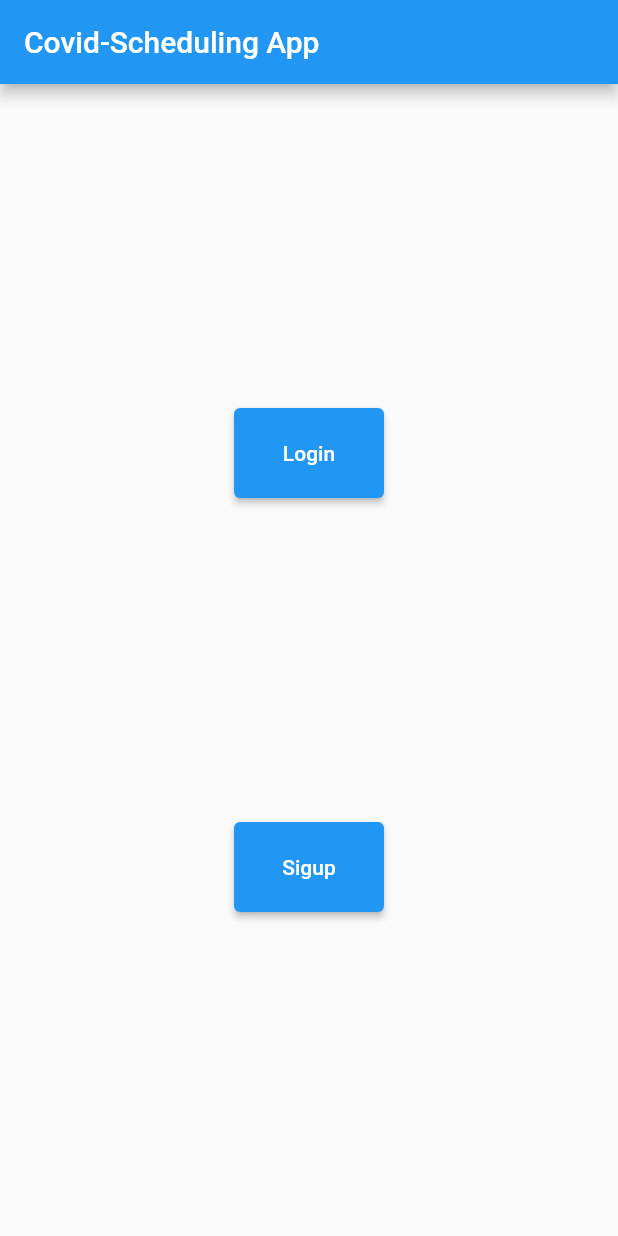
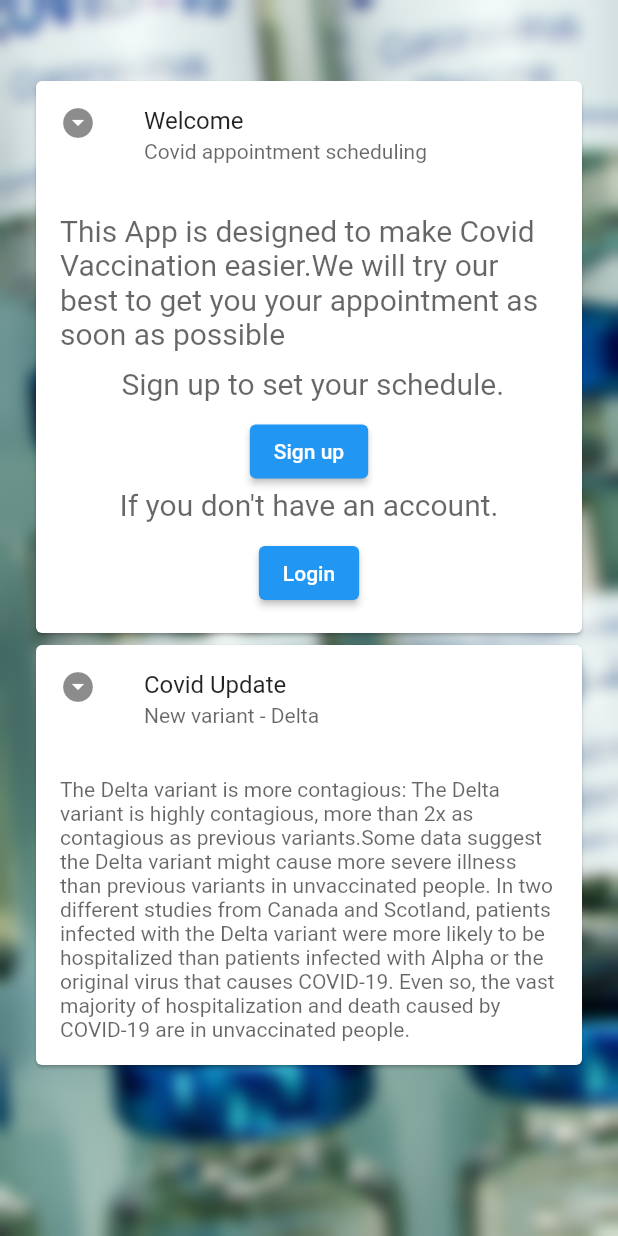
Before and after one commit to biruktesfu/covid_vaccination, a Flutter app: the screen it shows after launch, on a phone screen of 412 x 824 dp. Run offline on Flutter 3.47's test engine with Material 2 defaults, Android fonts, the light colour scheme and no system bars; our stand-ins replace flutter_bloc.

Commit message:
Landing page was created

```diff
--- a/frontend/lib/main.dart
+++ b/frontend/lib/main.dart
@@ -1,3 +1,4 @@
+import 'package:covid_vaccination/page/landing_page.dart';
 import 'package:covid_vaccination/repository/authentication_repository.dart';
 import 'package:covid_vaccination/repository/auth_repo_signup.dart';
 import 'package:covid_vaccination/screens/login.dart';
@@ -6,51 +7,20 @@ import 'package:flutter/material.dart';
 import 'package:flutter_bloc/flutter_bloc.dart';
 
 void main() {
-  runApp(
-    MaterialApp(
-      title: 'Home',
-      home: FirstScreen(),
-    ),
-  );
+  runApp(MyApp());
 }
 
-class FirstScreen extends StatelessWidget {
-  const FirstScreen({Key? key}) : super(key: key);
-
+class MyApp extends StatelessWidget {
   @override
   Widget build(BuildContext context) {
-    return Scaffold(
-      appBar: AppBar(
-        title: const Text('Covid-Scheduling App'),
-      ),
-      body: Center(
-          child: Column(
-        mainAxisAlignment: MainAxisAlignment.spaceEvenly,
-        children: [
-          Container(
-            height: 60,
-            width: 100,
-            child: ElevatedButton(
-              onPressed: () {
-                Navigator.push(
-                    context, MaterialPageRoute(builder: (context) => login()));
-              },
-              child: const Text('Login'),
-            ),
-          ),
-          Container(
-            height: 60,
-            width: 100,
-            child: ElevatedButton(
-              onPressed: () {
-                Navigator.push(
-                    context, MaterialPageRoute(builder: (context) => signup()));
-              },
-              child: const Text('Sigup'),
-            ),
-          )
-        ],
-      )),
+    return MaterialApp(
+      debugShowCheckedModeBanner: false,
+      initialRoute: LandingPage.routeName,
+      routes: {
+        Login.routeName: (BuildContext context) => Signup(),
+        Signup.routeName: (BuildContext context) => Signup(),
+        LandingPage.routeName: (BuildContext context) => LandingPage(),
+      },
     );
   }
 }
--- /dev/null
+++ b/frontend/lib/page/landing_page.dart
@@ -0,0 +1,162 @@
+import 'dart:ui';
+
+import 'package:covid_vaccination/screens/login.dart';
+import 'package:covid_vaccination/screens/signup.dart';
+import 'package:flutter/material.dart';
+
+class LandingPage extends StatelessWidget {
+  static const String routeName = '/landingPage';
+
+  @override
+  Widget build(BuildContext context) {
+    return Scaffold(
+      body: Stack(children: [
+        _image(),
+        ListView(
+          padding: EdgeInsets.only(top: 50, left: 20.0, right: 20.0),
+          children: [
+            introCard(context),
+            infoCard(),
+          ],
+        ),
+      ]),
+    );
+  }
+
+  Widget introCard(BuildContext context) {
+    return Container(
+      child: Card(
+        clipBehavior: Clip.antiAlias,
+        child: Column(
+          children: [
+            ListTile(
+              leading: Icon(Icons.arrow_drop_down_circle),
+              title: const Text('Welcome'),
+              subtitle: Text(
+                'Covid appointment scheduling',
+                style: TextStyle(color: Colors.black.withOpacity(0.6)),
+              ),
+            ),
+            Padding(
+              padding: const EdgeInsets.all(16.0),
+              child: _text(context),
+            ),
+          ],
+        ),
+      ),
+    );
+  }
+
+  Widget infoCard() {
+    return Container(
+      child: Card(
+        clipBehavior: Clip.antiAlias,
+        child: Column(
+          children: [
+            ListTile(
+              leading: Icon(Icons.arrow_drop_down_circle),
+              title: const Text('Covid Update'),
+              subtitle: Text(
+                'New variant - Delta',
+                style: TextStyle(color: Colors.black.withOpacity(0.6)),
+              ),
+            ),
+            Padding(
+              padding: const EdgeInsets.all(16.0),
+              child: Text(
+                'The Delta variant is more contagious: The Delta variant is highly contagious, more than 2x as contagious as previous variants.Some data suggest the Delta variant might cause more severe illness than previous variants in unvaccinated people. In two different studies from Canada and Scotland, patients infected with the Delta variant were more likely to be hospitalized than patients infected with Alpha or the original virus that causes COVID-19. Even so, the vast majority of hospitalization and death caused by COVID-19 are in unvaccinated people.',
+                style: TextStyle(color: Colors.black.withOpacity(0.6)),
+              ),
+            ),
+          ],
+        ),
+      ),
+    );
+  }
+
+  Widget _image() {
+    return Container(
+      decoration: new BoxDecoration(
+        image: new DecorationImage(
+          image: new ExactAssetImage('assets/images/vaccine.jpg'),
+          fit: BoxFit.cover,
+        ),
+      ),
+      child: new BackdropFilter(
+        filter: new ImageFilter.blur(sigmaX: 5.0, sigmaY: 5.0),
+        child: new Container(
+          decoration: new BoxDecoration(color: Colors.white.withOpacity(0.0)),
+        ),
+      ),
+    );
+  }
+
+  Widget _text(BuildContext context) {
+    final textStyle =
+        TextStyle(fontSize: 20.0, color: Colors.black.withOpacity(0.6));
+    return Center(
+      child: Column(
+        crossAxisAlignment: CrossAxisAlignment.center,
+        children: [
+          Text(
+            "This App is designed to make Covid Vaccination easier.We will try our best to get you your appointment as soon as possible",
+            style: textStyle,
+          ),
+          SizedBox(
+            height: 10,
+          ),
+          Text(
+            " Sign up to set your schedule.",
+            style: textStyle,
+          ),
+          SizedBox(
+            height: 10,
+          ),
+          SignupButton(context),
+          Text(
+            "If you don't have an account.",
+            style: textStyle,
+          ),
+          SizedBox(
+            height: 10,
+          ),
+          LoginButton(context)
+        ],
+      ),
+    );
+  }
+
+  Widget SignupButton(BuildContext context) {
+    return Center(
+      child: ElevatedButton(
+        onPressed: () async {
+          final signup = await Navigator.push(
+            context,
+            MaterialPageRoute(
+              builder: (context) => Signup(),
+            ),
+          );
+          // Signup.routeName
+        },
+        child: Text("Sign up"),
+      ),
+    );
+  }
+
+  Widget LoginButton(BuildContext context) {
+    return Center(
+      child: ElevatedButton(
+        onPressed: () async {
+          final login = await Navigator.push(
+            context,
+            MaterialPageRoute(
+              builder: (context) => Login(),
+            ),
+          );
+          // Login.routeName);
+        },
+        child: Text("Login"),
+      ),
+    );
+  }
+}
--- a/frontend/lib/screens/login.dart
+++ b/frontend/lib/screens/login.dart
@@ -8,7 +8,8 @@ import 'package:covid_vaccination/repository/authentication_repository.dart';
 import 'package:flutter/material.dart';
 import 'package:flutter_bloc/flutter_bloc.dart';
 
-class login extends StatelessWidget {
+class Login extends StatelessWidget {
+  static const String routeName = '/login';
   final _formkey = GlobalKey<FormState>();
   final inputFieldStyle = InputDecoration(
     fillColor: Colors.white,
--- a/frontend/lib/screens/signup.dart
+++ b/frontend/lib/screens/signup.dart
@@ -8,7 +8,8 @@ import 'package:covid_vaccination/repository/auth_repo_signup.dart';
 import 'package:flutter/material.dart';
 import 'package:flutter_bloc/flutter_bloc.dart';
 
-class signup extends StatelessWidget {
+class Signup extends StatelessWidget {
+  static const String routeName = '/signup';
   final _formkey = GlobalKey<FormState>();
   final inputFieldStyle = InputDecoration(
     fillColor: Colors.white,
--- a/frontend/pubspec.yaml
+++ b/frontend/pubspec.yaml
@@ -47,6 +47,7 @@ flutter:
   assets:
     - assets/images/vaccination.jpg
     - assets/images/corona.jpg
+    - assets/images/vaccine.jpg
 
   # An image asset can refer to one or more resolution-specific "variants", see
   # https://flutter.dev/assets-and-images/#resolution-aware.
```
Also changed, not shown: frontend/assets/images/vaccine.jpg (added), 3 other files.
